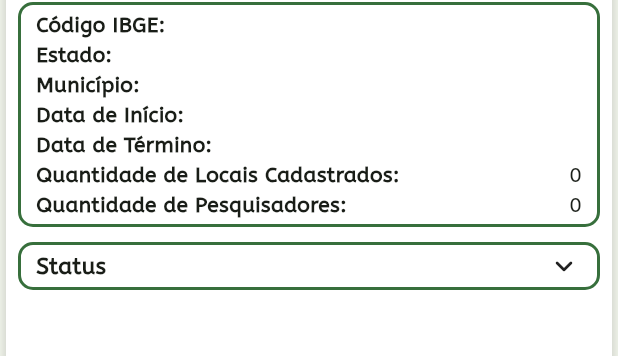
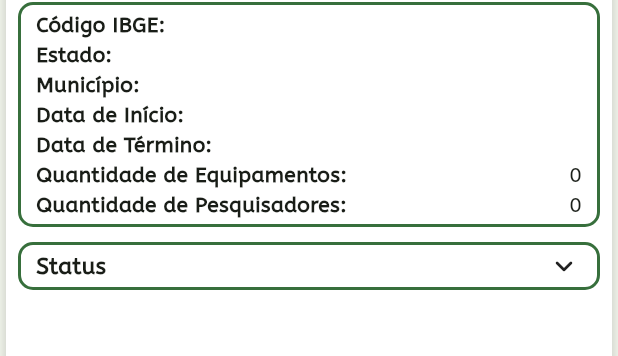
Before and after one commit to Draminhon/InvenTur, a Flutter app: the PesquisaCard widget shown alone on an empty page, opened directly with empty values, after a tap on the "print" icon, on a phone screen of 412 x 824 dp. Shown: the part 88-444 px from the top of the screen. Run offline on Flutter 3.47's test engine with Material 3 defaults, Android fonts, the phone set to English and light mode, and no system bars; our stand-ins replace file_picker, flutter_screenutil, font_awesome_flutter, get, mask_text_input_formatter and 2 more; missing offline and left inert: dart:ffi; accounts and stored records are empty; network calls fail.

Commit message:
ajuste no método do excel

```diff
--- a/lib/pages/home/Pesquisador/widgets/container_widget.dart
+++ b/lib/pages/home/Pesquisador/widgets/container_widget.dart
@@ -134,7 +134,7 @@ class _PesquisaPesquisadorCardWidgetState extends State<PesquisaPesquisadorCardW
                     mainAxisAlignment: MainAxisAlignment.spaceBetween,
                     children: [
                        Text(
-                        'Quantidade de Locais Cadastrados:',
+                        'Quantidade de Equipamentos:',
                         style: TextStyle(fontWeight: FontWeight.bold,fontSize: 50.w),
                       ),
                       Text(widget.pesquisa.quantidadeLocais.toString(),style: TextStyle(fontSize: 50.w),)
--- a/lib/pages/pesquisas/widgets/pesquisa_card_widget.dart
+++ b/lib/pages/pesquisas/widgets/pesquisa_card_widget.dart
@@ -38,8 +38,17 @@ Future<File?> downloadExcel(int pesquisaId) async {
           },);
   if (response.statusCode == 200) {
     try {
-      final directory = await getTemporaryDirectory();
-      final filePath = '${directory.path}/pesquisa_$pesquisaId.xlsx';
+
+      final selectedDirectory = await FilePicker.platform.getDirectoryPath(
+                dialogTitle: 'Selecione o local para salvar o arquivo',
+      );
+
+      if(selectedDirectory == null){
+        print("Nenhum diretório foi selecionado");
+        return null;
+      }
+
+      final filePath = '$selectedDirectory/pesquisa_$pesquisaId.xlsx';
 
       final file = File(filePath);
       await file.writeAsBytes(response.bodyBytes);
@@ -224,7 +233,7 @@ class _PesquisaCardState extends State<PesquisaCard> {
                     mainAxisAlignment: MainAxisAlignment.spaceBetween,
                     children: [
                       const Text(
-                        'Quantidade de Locais Cadastrados:',
+                        'Quantidade de Equipamentos:',
                         style: TextStyle(fontWeight: FontWeight.bold),
                       ),
                       Text(widget.pesquisa.quantidadeLocais.toString())
```
Also changed, not shown: lib/pages/home/Pesquisador/pesquisas.dart (+42 -21 lines), 2 other files.
